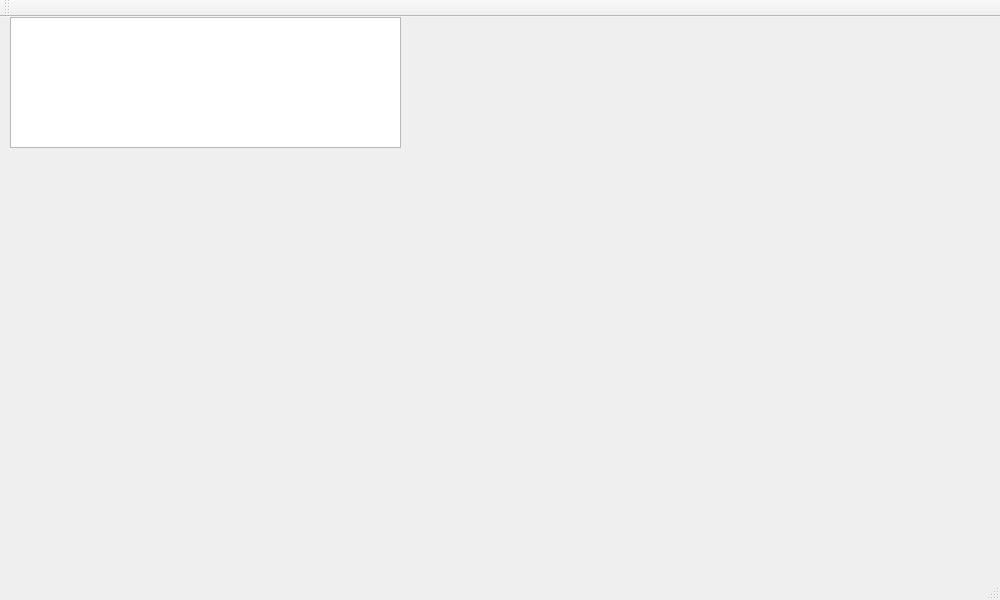
The window that visualize_qt/mainwindow.ui (Chevyyyy/RK_DOA) describes before a commit, drawn with Qt 5.
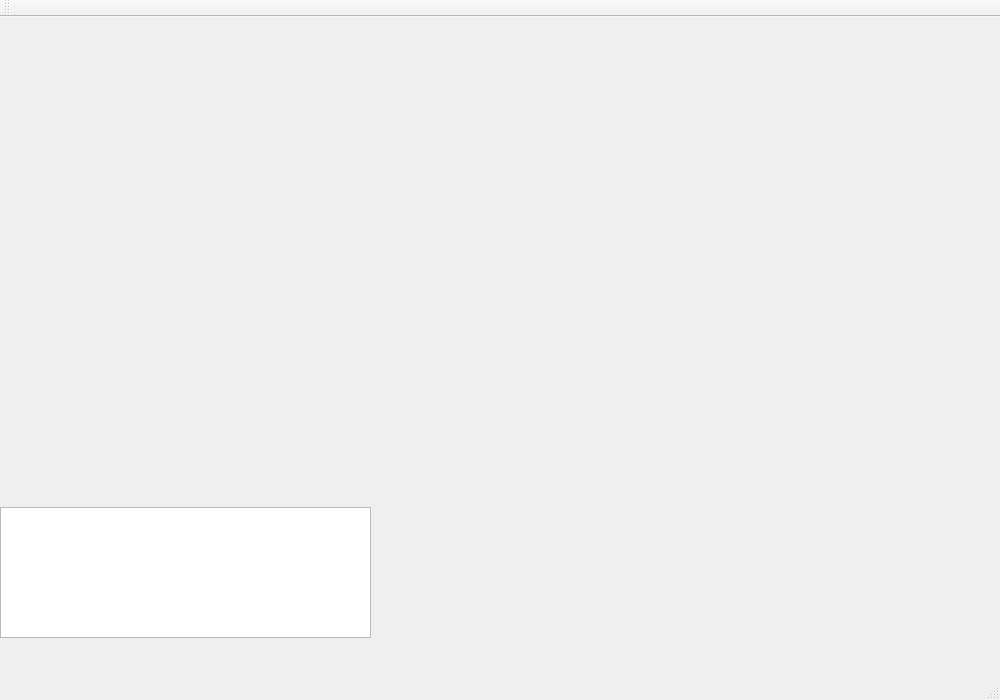
The same window after the commit.

Diff of the .ui file:
```diff
--- a/visualize_qt/mainwindow.ui
+++ b/visualize_qt/mainwindow.ui
@@ -7,7 +7,7 @@
     <x>0</x>
     <y>0</y>
     <width>1000</width>
-    <height>600</height>
+    <height>700</height>
    </rect>
   </property>
   <property name="windowTitle">
@@ -17,9 +17,9 @@
    <widget class="QTextEdit" name="textEdit">
     <property name="geometry">
      <rect>
-      <x>10</x>
-      <y>0</y>
-      <width>391</width>
+      <x>0</x>
+      <y>490</y>
+      <width>371</width>
       <height>131</height>
      </rect>
     </property>
```
